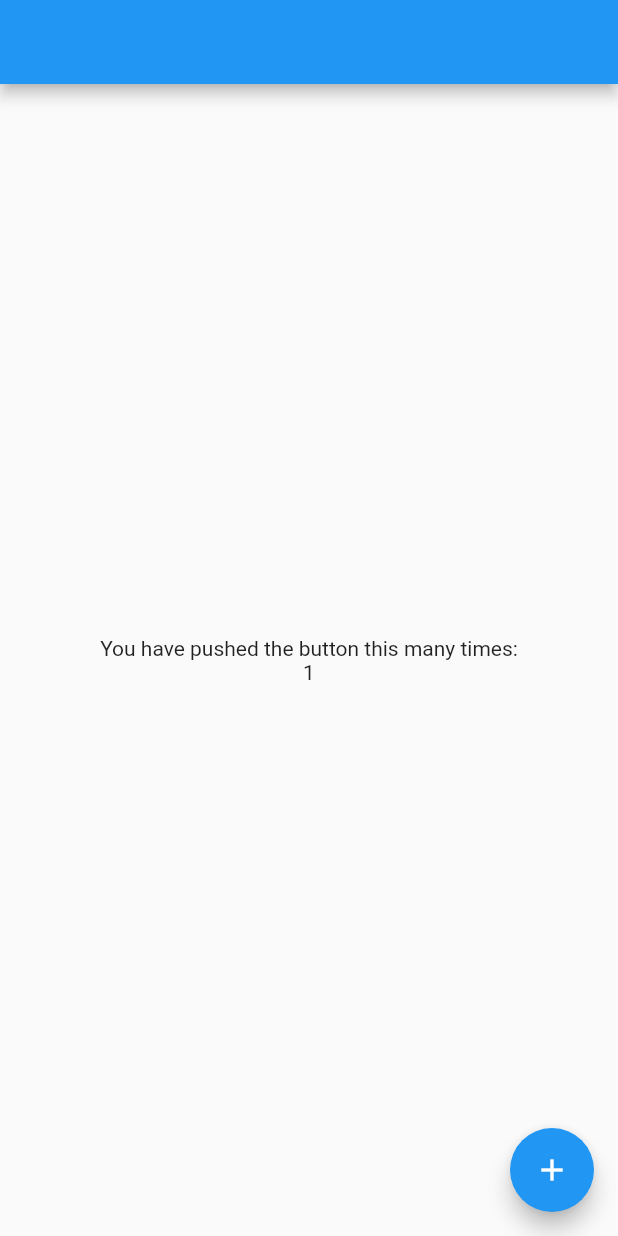
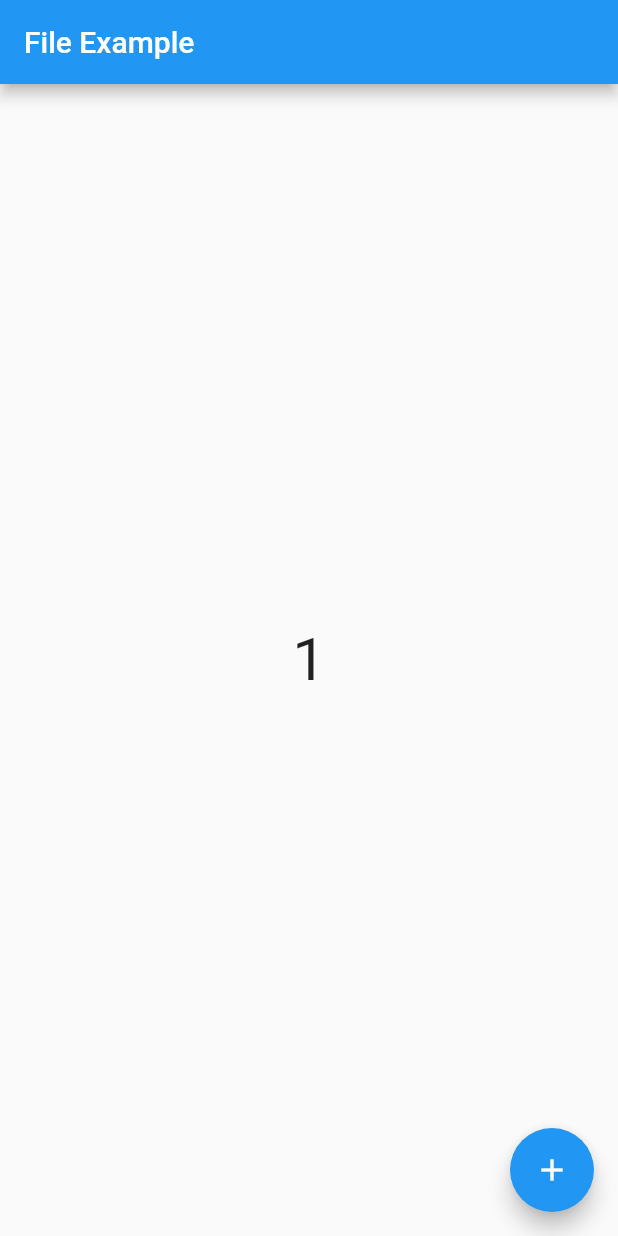
Before and after one commit to reumii/first_flutter_app, a Flutter app: the screen it shows after launch, after a tap on the "add" icon, on a phone screen of 412 x 824 dp. Run offline on Flutter 3.47's test engine with Material 2 defaults, Android fonts, the phone set to English and light mode, and no system bars; our stand-ins replace dio, shared_preferences; network calls fail.

Commit message:
ch9-1. 내부저장소 이용하기

```diff
--- /dev/null
+++ b/lib/fileApp.dart
@@ -0,0 +1,103 @@
+import 'package:flutter/material.dart';
+import 'dart:io';
+import 'package:path_provider/path_provider.dart';
+import 'package:shared_preferences/shared_preferences.dart';
+
+class FileApp extends StatefulWidget{
+  @override
+  State<StatefulWidget> createState() => _FileApp();
+}
+
+class _FileApp extends State<FileApp>{
+  int _count = 0;
+
+  Future<List<String>> readListFile() async {
+    List<String> itemList = new List.empty(growable: true);
+    TextEditingController controller = new TextEditingController();
+
+    var key = 'first';
+    SharedPreferences pref = await SharedPreferences.getInstance();
+    bool? firstCheck = pref.getBool(key);
+    var dir = await getApplicationDocumentsDirectory();
+    bool fileExist = await File(dir.path + '/fruit.txt').exists();
+
+    if(firstCheck == null || firstCheck == false || fileExist == false){
+      pref.setBool(key, true);
+      var file = await DefaultAssetBundle.of(context).loadString('repo/fruit.txt');
+      File(dir.path + '/fruit.txt').writeAsStringSync(file);
+
+      var array = file.split('\n');
+      for(var item in array){
+        print(item);
+        itemList.add(item);
+      }
+      return itemList;
+    }else{
+      var file = await File(dir.path + '/fruit.txt').readAsString();
+      var array = file.split('\n');
+      for(var item in array){
+        print(item);
+        itemList.add(item);
+      }
+      return itemList;
+    }
+  }
+
+  @override
+  void initState(){
+    super.initState();
+    readCountFile();
+    initData();
+  }
+
+  void initData() async {
+    var result = await readListFile();
+    setState((){
+      itemList.addAll(result);
+    });
+  }
+
+  @override
+  Widget build(BuildContext context){
+    return Scaffold(
+      appBar: AppBar(
+        title: Text('File Example'),
+      ),
+      body: Container(
+        child: Center(
+          child: Text(
+            '$_count',
+            style: TextStyle(fontSize: 40),
+          ),
+        ),
+      ),
+      floatingActionButton: FloatingActionButton(
+        onPressed: (){
+          setState((){
+            _count++;
+          });
+          writeCountFile(_count);
+        },
+        child: Icon(Icons.add),
+      ),
+    );
+  }
+
+  void writeCountFile(int count) async{
+    var dir = await getApplicationDocumentsDirectory();
+    File(dir.path + '/count.txt').writeAsStringSync(count.toString());
+  }
+
+  void readCountFile() async{
+    try{
+      var dir = await getApplicationDocumentsDirectory();
+      var file = await File(dir.path + '/count.txt').readAsString();
+      print(file);
+      setState((){
+        _count = int.parse(file);
+      });
+    } catch(e){
+      print(e.toString());
+    }
+  }
+}
--- a/lib/main.dart
+++ b/lib/main.dart
@@ -10,6 +10,7 @@ import './cupertinoMain.dart';
 import 'largeFileMain.dart';
 import 'dart:convert';
 import 'package:shared_preferences/shared_preferences.dart';
+import 'fileApp.dart';
 
 void main() {
   runApp(MyApp());
@@ -23,7 +24,7 @@ class MyApp extends StatelessWidget {
       theme: ThemeData(
         primarySwatch: Colors.blue,
       ),
-      home: MyHomePage(),
+      home: FileApp(),
     );
   }
 }
--- a/pubspec.yaml
+++ b/pubspec.yaml
@@ -69,6 +69,7 @@ flutter:
     - repo/images/monkey.png
     - repo/images/pig.png
     - repo/images/wolf.png
+    - repo/fruit.txt
 
   # To add assets to your application, add an assets section, like this:
   # assets:
--- /dev/null
+++ b/repo/fruit.txt
@@ -0,0 +1,4 @@
+사과
+바나나
+포도
+배
```
